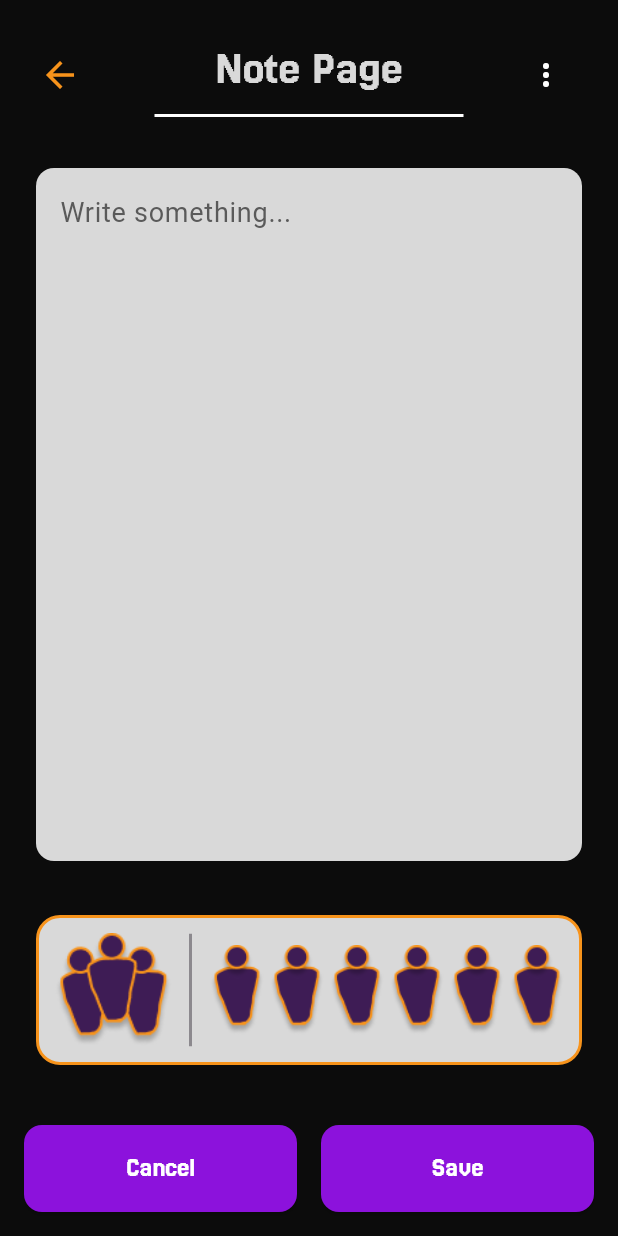
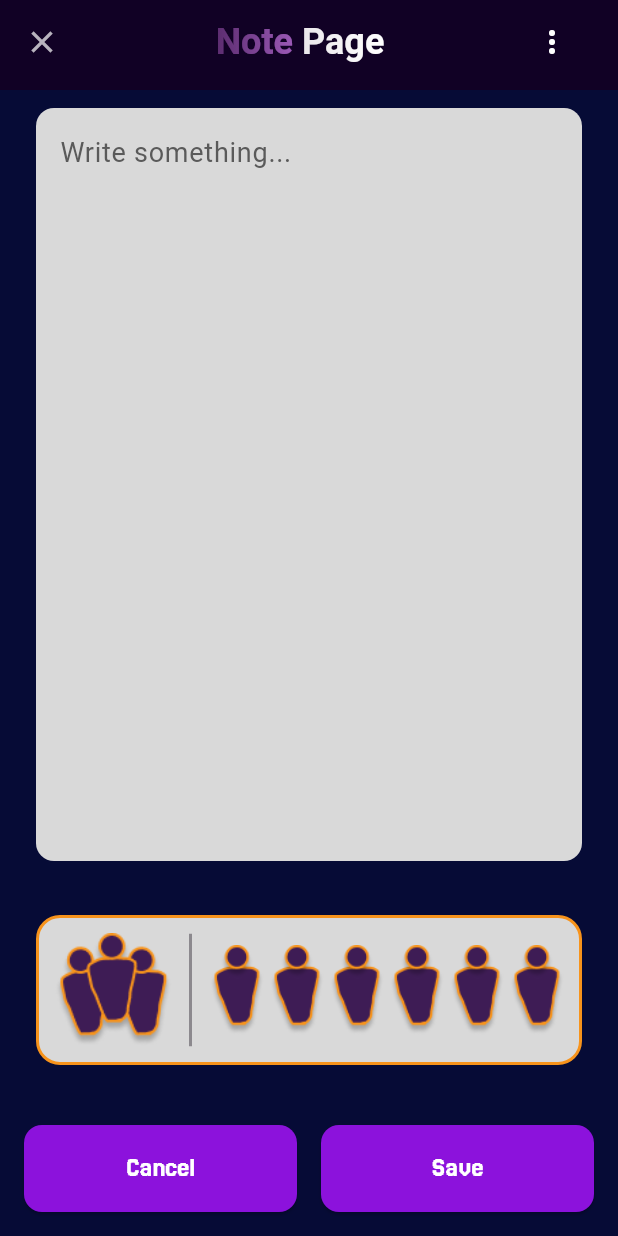
Before and after one commit to Yigidosantos9/310-Project, a Flutter app: the NotePage screen opened by its route, on a phone screen of 412 x 824 dp. Run offline on Flutter 3.47's test engine with Material 3 defaults, Android fonts, the phone set to English and light mode, and no system bars; our stand-ins replace flutter_svg; missing offline and left inert: dart:ffi; Roboto replaces fonts that are missing (Orbitron).

Commit message:
New appbar style have been created

```diff
--- a/spacy_notes/lib/CustomWidgets/customAppBar.dart
+++ b/spacy_notes/lib/CustomWidgets/customAppBar.dart
@@ -4,25 +4,27 @@ import 'package:spacy_notes/core/constants/color_constants.dart';
 
 class CustomAppBar extends StatelessWidget implements PreferredSizeWidget {
   final String title;
+  final String? subTitle;
   final VoidCallback? onPressed;
   final Widget? rhs;
 
   const CustomAppBar({
     super.key,
     this.rhs, // This is an optional widget that can be placed on the right side of the AppBar.
+    this.subTitle, // This is an optional subtitle.
     required this.title, // This is the required title parameter.
     this.onPressed, //This is an optional callback for the back button.
   });
 
   @override
-  Size get preferredSize => const Size.fromHeight(100);
+  Size get preferredSize => const Size.fromHeight(60);
 
   @override
 Widget build(BuildContext context) {
-  return PreferredSize(
+  return /*PreferredSize(
     preferredSize: preferredSize,
     child: Container(
-      color: AppColors.primary,
+      color: AppColors.appBarColor,
       padding: const EdgeInsets.only( left: 16, right: 16),
       child: Stack(
         alignment: Alignment.center,
@@ -62,5 +64,65 @@ Widget build(BuildContext context) {
       ),
     ),
   );
-}
-}
+}*/AppBar(
+        backgroundColor: const Color.fromARGB(255, 17, 1, 37),
+        leading: const CloseButton(),
+        title: Center(
+          child: RichText(
+            text: TextSpan(
+              children: [
+                // 'Spacy ' kısmı gradient ile
+                WidgetSpan(
+                  child: ShaderMask(
+                    shaderCallback:
+                        (bounds) => const LinearGradient(
+                          colors: [Color(0xFF5B2C6F), Color(0xFF9B59B6)],
+                        ).createShader(bounds),
+                    child: Text(
+                      title,
+                      style: TextStyle(
+                        fontFamily: 'Orbitron',
+                        fontSize: 24,
+                        fontWeight: FontWeight.bold,
+                        color: Colors.white,
+                      ),
+                    ),
+                  ),
+                ),
+                // 'Store' kısmı da gradient veya beyaz olarak
+                WidgetSpan(
+                  child: ShaderMask(
+                    shaderCallback:
+                        (bounds) => const LinearGradient(
+                          colors: [
+                            Color.fromARGB(255, 232, 229, 233),
+                            Color.fromARGB(255, 255, 255, 255),
+                          ],
+                        ).createShader(bounds),
+                    child: Text(
+                      subTitle!=null ? " $subTitle":'',
+                      style: TextStyle(
+                        fontFamily: 'Orbitron',
+                        fontSize: 24,
+                        fontWeight: FontWeight.bold,
+                        color: Colors.white,
+                      ),
+                    ),
+                  ),
+                ),
+              ],
+            ),
+          ),
+        ),
+        actions: [
+          Padding(
+            padding: const EdgeInsets.only(right: 12),
+            child: Row(
+              children: [
+                rhs?? SizedBox(),
+              ],
+            ),
+          ),
+        ],
+      );
+}}
--- a/spacy_notes/lib/core/constants/color_constants.dart
+++ b/spacy_notes/lib/core/constants/color_constants.dart
@@ -18,7 +18,7 @@ class AppColors {
   static const Color onSecondary = Colors.white;
 
   // General background color
-  static const Color background = Color(0xFF0C0C0C);
+  static const Color background = Color(0xFF060B36);
 
   // General error colors
   static const Color error = Colors.redAccent;
@@ -43,6 +43,8 @@ class AppColors {
   static const Color darkSubTextColor = Color(0xFF5A5A5A);
   static const Color lightSubTextColor = Color(0xFFC4C4C4);
 
+  static const Color appBarColor = Color.fromARGB(255, 17, 1, 37);
+
   static const Color lightGrayBackgroundColor = Color(0xFFF3F3F3);
   // With this you can use this class without create an instance
   AppColors._();
--- a/spacy_notes/lib/screens/notePage.dart
+++ b/spacy_notes/lib/screens/notePage.dart
@@ -12,7 +12,8 @@ class NotePage extends StatelessWidget {
     return SafeArea(
       child: Scaffold(
         appBar: const CustomAppBar(
-          title: "Note Page",
+          title: "Note",
+          subTitle: "Page",
           rhs: Padding(
             padding: EdgeInsets.only(right: 8.0),
             child: PopUpFolderMenu(),
```
